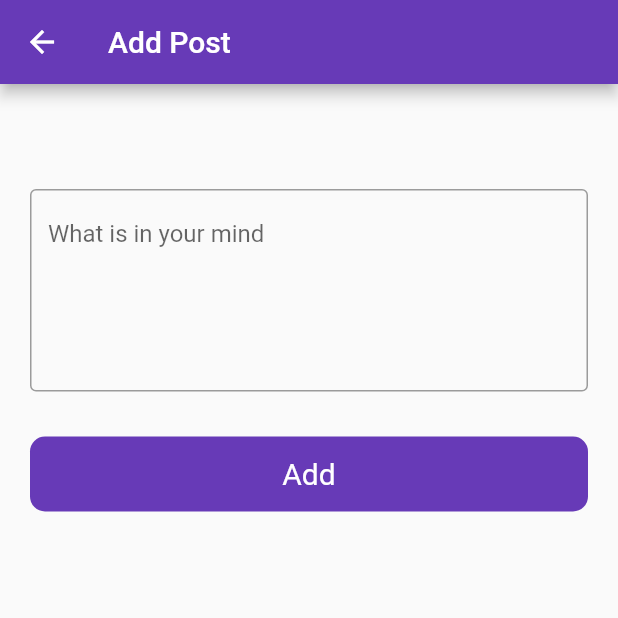
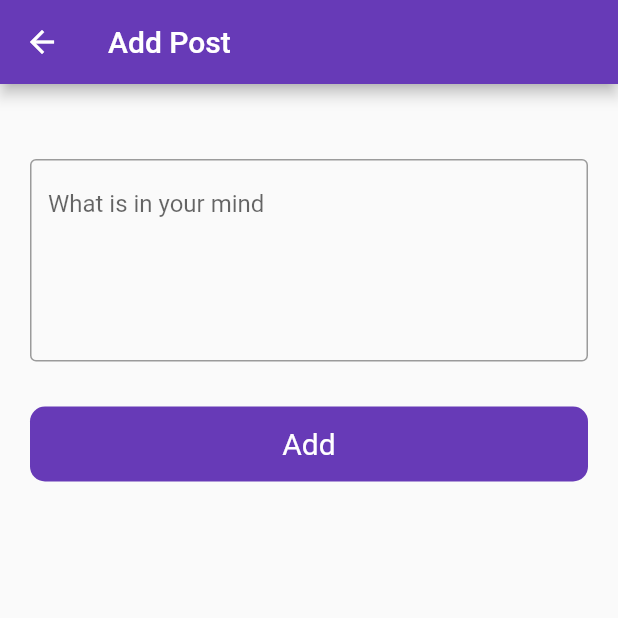
Before and after one commit to rishabhsinghsatya/firebase-user-auth, a Flutter app: the PostScreen screen opened directly, after a tap on the "add" icon, on a phone screen of 412 x 824 dp, the top half of it. Run offline on Flutter 3.47's test engine with Material 2 defaults, Android fonts, the phone set to English and light mode, and no system bars; our stand-ins replace firebase_auth, firebase_core, firebase_database, fluttertoast, google_sign_in; accounts and stored records are empty.

```diff
--- a/lib/ui/post/add_post.dart
+++ b/lib/ui/post/add_post.dart
@@ -28,7 +28,7 @@ class _AddPostScreenState extends State<AddPostScreen> {
         child: Column(
           children: [
             SizedBox(
-              height: 50,
+              height: 30,
             ),
             TextFormField(
               controller: postController,
--- a/lib/ui/post/post_screen.dart
+++ b/lib/ui/post/post_screen.dart
@@ -1,4 +1,6 @@
 import 'package:firebase_auth/firebase_auth.dart';
+import 'package:firebase_database/firebase_database.dart';
+import 'package:firebase_database/ui/firebase_animated_list.dart';
 import 'package:flutter/material.dart';
 import 'package:flutter/src/widgets/framework.dart';
 import 'package:user_auth/ui/auth/login_screen.dart';
@@ -14,6 +16,7 @@ class PostScreen extends StatefulWidget {
 
 class _PostScreenState extends State<PostScreen> {
   final auth = FirebaseAuth.instance;
+  final ref = FirebaseDatabase.instance.ref('Posts');
   @override
   Widget build(BuildContext context) {
     return Scaffold(
@@ -45,6 +48,22 @@ class _PostScreenState extends State<PostScreen> {
         },
         child: Icon(Icons.add),
       ),
+      body: Column(
+        children: [
+          Expanded(
+            child: FirebaseAnimatedList(
+              query: ref,
+              defaultChild: Text('Loading...'),
+              itemBuilder: (context, snapshot, animation, index) {
+                return ListTile(
+                  title: Text(snapshot.child('title').value.toString()),
+                  subtitle: Text(snapshot.child('id').value.toString()),
+                );
+              },
+            ),
+          )
+        ],
+      ),
     );
   }
 }
```
